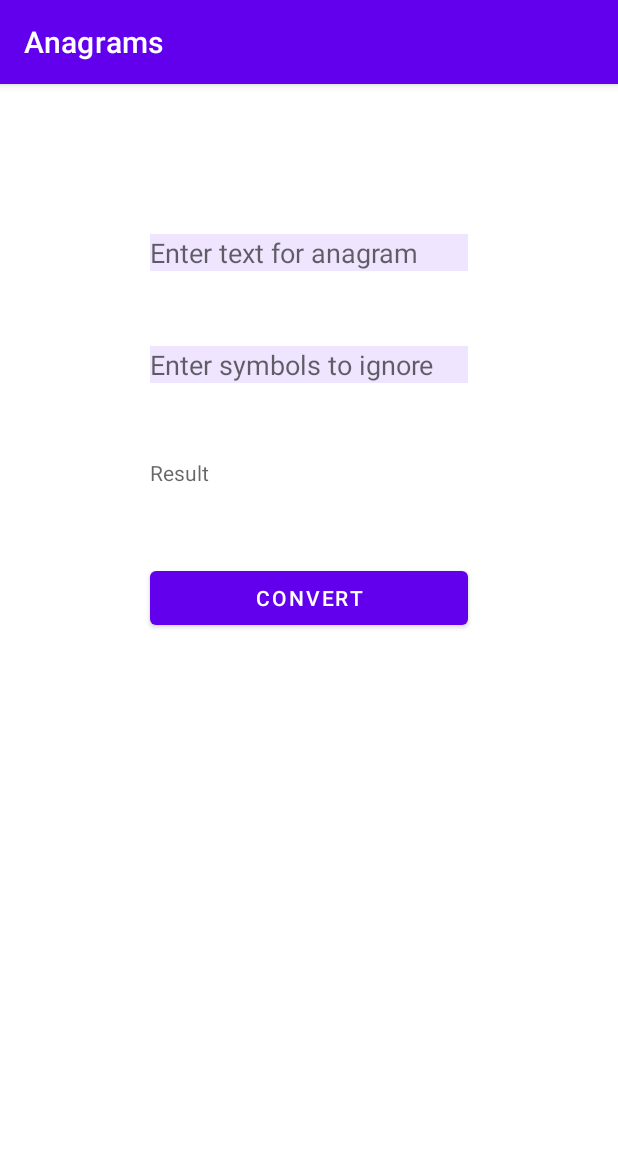
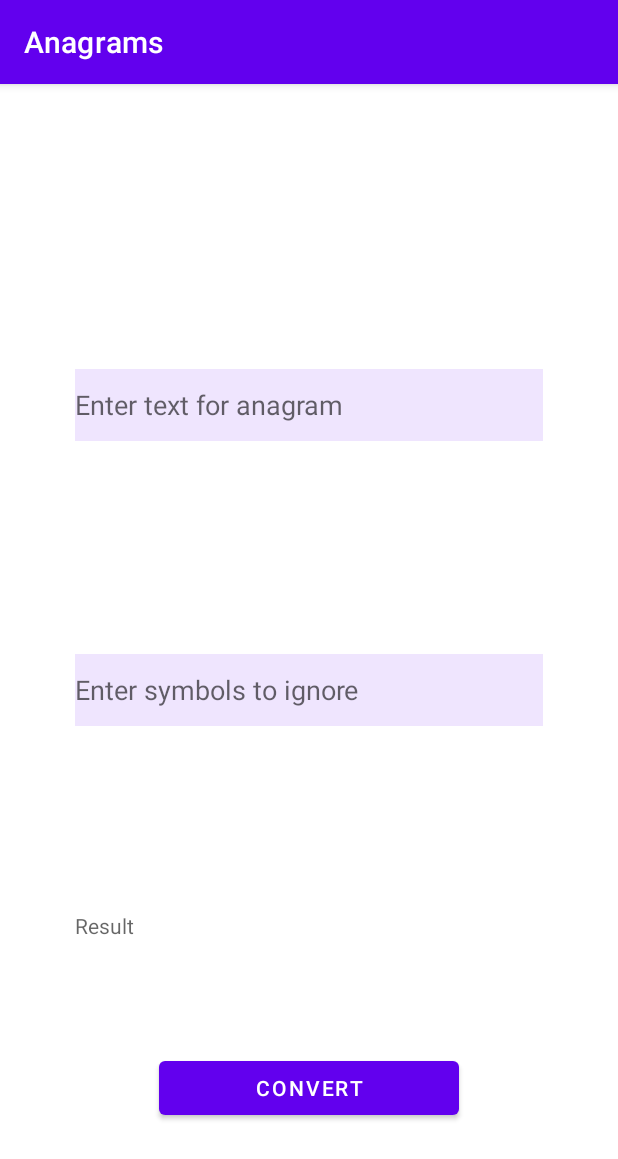
Before and after one commit to MaksimKalitsev/Anagram, an Android app: the screen it shows after launch (MainActivity), on a phone screen of 412 x 824 dp. Shown: the top 1159 px of the screen. Run offline under Robolectric (Android 15) with nearby library versions, the phone set to English and light mode, and no system bars.

Commit message:
fixed some bugs, code stopping worked

```diff
--- a/app/src/main/java/ua/com/foxminded/anagrams/MainActivity.java
+++ b/app/src/main/java/ua/com/foxminded/anagrams/MainActivity.java
@@ -1,9 +1,6 @@
 package ua.com.foxminded.anagrams;
 
-import androidx.annotation.RequiresApi;
 import androidx.appcompat.app.AppCompatActivity;
-
-import android.os.Build;
 import android.os.Bundle;
 import android.view.View;
 import android.widget.Button;
@@ -12,33 +9,32 @@ import android.widget.TextView;
 import android.widget.Toast;
 
 public class MainActivity extends AppCompatActivity {
+    Button convert_btn;
+    EditText sentence_et;
+    EditText ignoredSymbols_et;
+    TextView result_tv;
+
 
     @Override
     protected void onCreate(Bundle savedInstanceState) {
         super.onCreate(savedInstanceState);
         setContentView(R.layout.activity_main);
-        Button button = findViewById(R.id.convert);
-        EditText editText = findViewById(R.id.Type_a_word);
-        EditText editTextIgnore = findViewById(R.id.Symbol_to_ignore);
-        TextView textView = findViewById(R.id.result);
-        button.setOnClickListener(new View.OnClickListener() {
-            @RequiresApi(api = Build.VERSION_CODES.N)
-            @Override
+        convert_btn = findViewById(R.id.convert);
+        sentence_et = findViewById(R.id.sentence);
+        ignoredSymbols_et = findViewById(R.id.ignoredSymbols);
+        result_tv = findViewById(R.id.result);
+        convert_btn.setOnClickListener(new View.OnClickListener() {
+
+
             public void onClick(View view) {
-                if(editText.getText().toString().trim().equals(""))
+                if (sentence_et.getText().toString().trim().equals("")) {
                     Toast.makeText(MainActivity.this, R.string.EmptyString, Toast.LENGTH_SHORT).show();
-                else {
-                    Anagram anagram = new Anagram();
-                    String text = editText.getText().toString();
-                 //   textView.setText(anagram.makeAnagram(text));
-
-                    String ignoreSymbols = editTextIgnore.getText().toString();
-                    textView.setText(anagram.makeAnagram(text,ignoreSymbols));
-
+                } else {
+                    String text = sentence_et.getText().toString();
+                    String ignoreSymbols = ignoredSymbols_et.getText().toString();
+                    result_tv.setText(StringUtils.makeAnagram(text, ignoreSymbols));
                 }
-
             }
         });
-
     }
 }
--- a/app/src/main/res/layout/activity_main.xml
+++ b/app/src/main/res/layout/activity_main.xml
@@ -1,60 +1,80 @@
 <?xml version="1.0" encoding="utf-8"?>
-<RelativeLayout xmlns:android="http://schemas.android.com/apk/res/android"
+<androidx.constraintlayout.widget.ConstraintLayout xmlns:android="http://schemas.android.com/apk/res/android"
     xmlns:app="http://schemas.android.com/apk/res-auto"
     xmlns:tools="http://schemas.android.com/tools"
     android:layout_width="match_parent"
     android:layout_height="match_parent"
     tools:context=".MainActivity">
 
-    <Button
-        android:id="@+id/convert"
-        android:layout_width="match_parent"
-        android:layout_height="wrap_content"
-        android:layout_below="@+id/result"
-        android:layout_marginHorizontal="100dp"
-        android:layout_marginTop="50dp"
-        android:text="@string/main_button"
-        tools:layout_editor_absoluteX="158dp"
-        tools:layout_editor_absoluteY="376dp" />
 
     <EditText
-        android:id="@+id/Type_a_word"
+        android:id="@+id/sentence"
         android:layout_width="match_parent"
-        android:layout_height="wrap_content"
-        android:layout_marginHorizontal="100dp"
-        android:layout_marginTop="100dp"
+        android:layout_height="0dp"
+        app:layout_constraintHeight_default="wrap"
+        app:layout_constraintLeft_toLeftOf="parent"
+        app:layout_constraintRight_toRightOf="parent"
+        app:layout_constraintTop_toTopOf="parent"
+        app:layout_constraintBottom_toBottomOf="@+id/ignoredSymbols"
+        android:layout_marginLeft="50dp"
+        android:layout_marginRight="50dp"
         android:autofillHints=""
         android:background="@color/background"
         android:backgroundTint="@color/purple_500"
         android:ems="10"
         android:hint="@string/hintEditText"
         android:inputType="textPersonName"
-        tools:layout_editor_absoluteX="90dp"
-        tools:layout_editor_absoluteY="319dp" />
+        android:minHeight="48dp"
+        tools:layout_editor_absoluteX="100dp"
+        tools:layout_editor_absoluteY="153dp" />
 
     <EditText
-        android:id="@+id/Symbol_to_ignore"
+        android:id="@+id/ignoredSymbols"
         android:layout_width="match_parent"
-        android:layout_height="wrap_content"
-        android:layout_below="@+id/Type_a_word"
-        android:layout_marginHorizontal="100dp"
-        android:layout_marginTop="50dp"
+        android:layout_height="0dp"
+        app:layout_constraintHeight_default="wrap"
+        app:layout_constraintLeft_toLeftOf="parent"
+        app:layout_constraintRight_toRightOf="parent"
+        app:layout_constraintTop_toBottomOf="@+id/sentence"
+        app:layout_constraintBottom_toBottomOf="@+id/result"
+        android:layout_marginLeft="50dp"
+        android:layout_marginRight="50dp"
         android:autofillHints=""
         android:background="@color/background"
         android:backgroundTint="@color/purple_500"
         android:ems="10"
         android:hint="@string/hintEditText2"
         android:inputType="textPersonName"
-        tools:layout_editor_absoluteX="90dp"
-        tools:layout_editor_absoluteY="319dp" />
+        android:minHeight="48dp"
+        tools:layout_editor_absoluteX="109dp"
+        tools:layout_editor_absoluteY="232dp" />
+
 
     <TextView
         android:id="@+id/result"
         android:layout_width="match_parent"
+        android:layout_height="0dp"
+        app:layout_constraintHeight_default="wrap"
+        app:layout_constraintLeft_toLeftOf="parent"
+        app:layout_constraintRight_toRightOf="parent"
+        app:layout_constraintTop_toBottomOf="@+id/ignoredSymbols"
+        app:layout_constraintBottom_toBottomOf="@+id/convert"
+        android:layout_marginLeft="50dp"
+        android:layout_marginRight="50dp"
+        android:hint="@string/hintResult"
+        tools:layout_editor_absoluteX="100dp"
+        tools:layout_editor_absoluteY="312dp" />
+
+    <Button
+        android:id="@+id/convert"
+        android:layout_width="200dp"
         android:layout_height="wrap_content"
-        android:layout_below="@+id/Symbol_to_ignore"
-        android:layout_marginHorizontal="100dp"
-        android:layout_marginTop="50dp"
-        android:hint="@string/hintResult" />
+        app:layout_constraintLeft_toLeftOf="parent"
+        app:layout_constraintRight_toRightOf="parent"
+        app:layout_constraintTop_toBottomOf="@+id/result"
+        app:layout_constraintBottom_toBottomOf="parent"
+        android:text="@string/main_button"
+        tools:layout_editor_absoluteX="158dp"
+        tools:layout_editor_absoluteY="376dp" />
 
-</RelativeLayout>
+</androidx.constraintlayout.widget.ConstraintLayout>
```
Also changed, not shown: app/src/main/java/ua/com/foxminded/anagrams/Anagram.java (deleted, +0 -79 lines), app/src/main/java/ua/com/foxminded/anagrams/StringUtils.java (added, +65 -0 lines).
